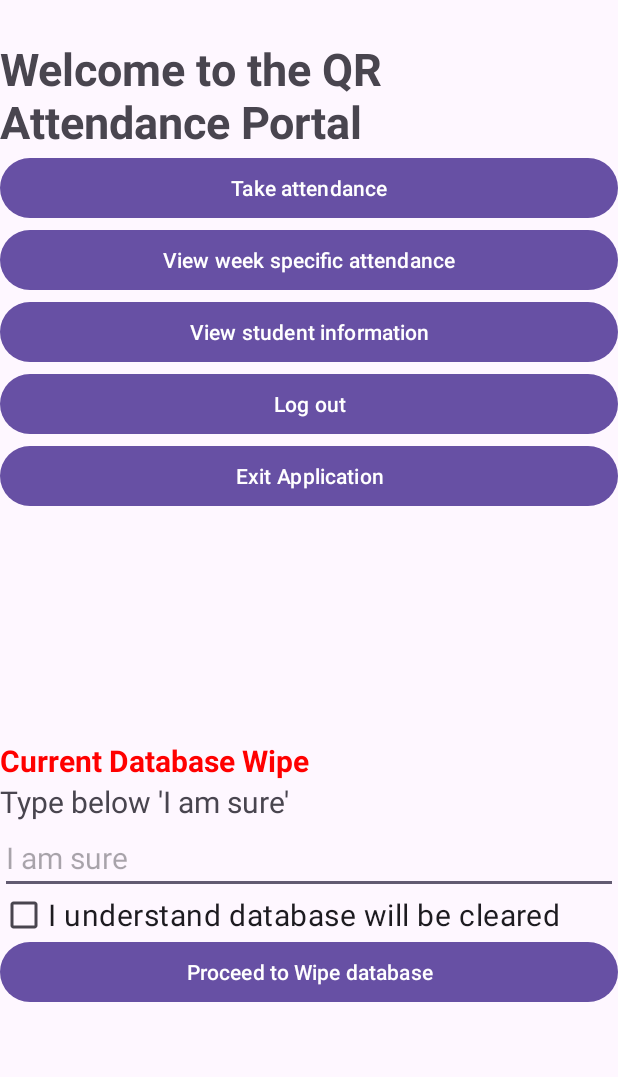
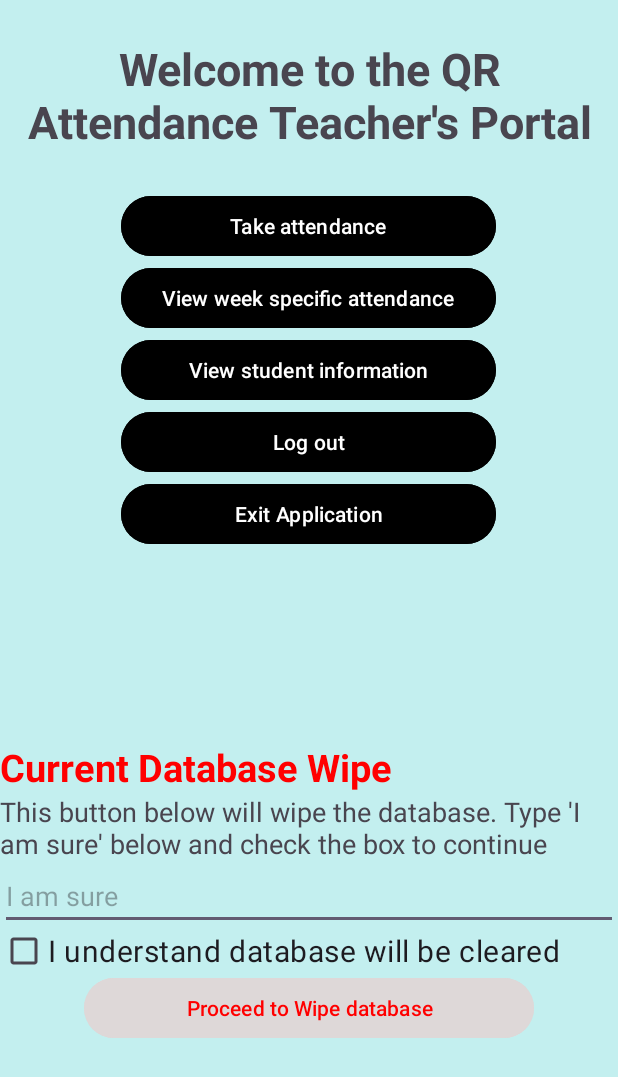
Before and after one commit to das361h/QrAttendance, an Android app: the teacherPortal screen opened directly, with no data from a screen before it, on a phone screen of 412 x 824 dp. Shown: the top 1077 px of the screen. Run offline under Robolectric (Android 15) with nearby library versions, the phone set to English and light mode, and no system bars.

Commit message:
Updated the colour scheme and implemented database wiping

```diff
--- a/app/src/main/res/layout/activity_teacher_portal.xml
+++ b/app/src/main/res/layout/activity_teacher_portal.xml
@@ -6,6 +6,8 @@
     android:layout_width="match_parent"
     android:layout_height="match_parent"
     android:orientation="vertical"
+    android:background="#C3EFEF"
+    android:gravity="center"
     tools:context=".teacherPortal">
 
     <Space
@@ -18,36 +20,51 @@
         android:layout_height="wrap_content"
         android:textSize="30sp"
         android:textStyle="bold"
-        android:text="Welcome to the QR Attendance Portal" />
+        android:gravity="center"
+        android:text="Welcome to the QR Attendance Teacher's Portal" />
+
+    <Space
+        android:layout_width="match_parent"
+        android:layout_height="25dp" />
 
     <Button
         android:id="@+id/takeAtt"
-        android:layout_width="match_parent"
+        android:layout_width="250dp"
         android:layout_height="wrap_content"
+        android:backgroundTint="#000000"
+        android:textColor="#FFFFFF"
         android:text="Take attendance" />
 
     <Button
         android:id="@+id/viewWeekly"
-        android:layout_width="match_parent"
+        android:layout_width="250dp"
         android:layout_height="wrap_content"
+        android:backgroundTint="#000000"
+        android:textColor="#FFFFFF"
         android:text="View week specific attendance" />
 
     <Button
         android:id="@+id/viewStudent"
-        android:layout_width="match_parent"
+        android:layout_width="250dp"
         android:layout_height="wrap_content"
+        android:backgroundTint="#000000"
+        android:textColor="#FFFFFF"
         android:text="View student information" />
 
     <Button
         android:id="@+id/logout"
-        android:layout_width="match_parent"
+        android:layout_width="250dp"
         android:layout_height="wrap_content"
+        android:backgroundTint="#000000"
+        android:textColor="#FFFFFF"
         android:text="Log out" />
 
     <Button
         android:id="@+id/exit"
-        android:layout_width="match_parent"
+        android:layout_width="250dp"
         android:layout_height="wrap_content"
+        android:backgroundTint="#000000"
+        android:textColor="#FFFFFF"
         android:text="Exit Application" />
 
     <LinearLayout
@@ -62,15 +79,15 @@
             android:layout_height="wrap_content"
             android:textColor="#FF0000"
             android:textStyle="bold"
-            android:textSize="20sp"
+            android:textSize="25sp"
             android:text="Current Database Wipe" />
 
         <TextView
             android:id="@+id/textView7"
             android:layout_width="match_parent"
             android:layout_height="wrap_content"
-            android:textSize="20sp"
-            android:text="Type below 'I am sure'" />
+            android:textSize="18sp"
+            android:text="This button below will wipe the database. Type 'I am sure' below and check the box to continue" />
 
         <EditText
             android:id="@+id/retype"
@@ -78,7 +95,7 @@
             android:layout_height="wrap_content"
             android:ems="10"
             android:inputType="text"
-            android:textSize="20sp"
+            android:textSize="18dp"
             android:hint="I am sure" />
 
         <CheckBox
@@ -90,8 +107,10 @@
 
         <Button
             android:id="@+id/wipe"
-            android:layout_width="match_parent"
+            android:layout_width="300dp"
             android:layout_height="wrap_content"
+            android:backgroundTint="#DED8D8"
+            android:textColor="#FF0000"
             android:text="Proceed to Wipe database" />
     </LinearLayout>
 
```
